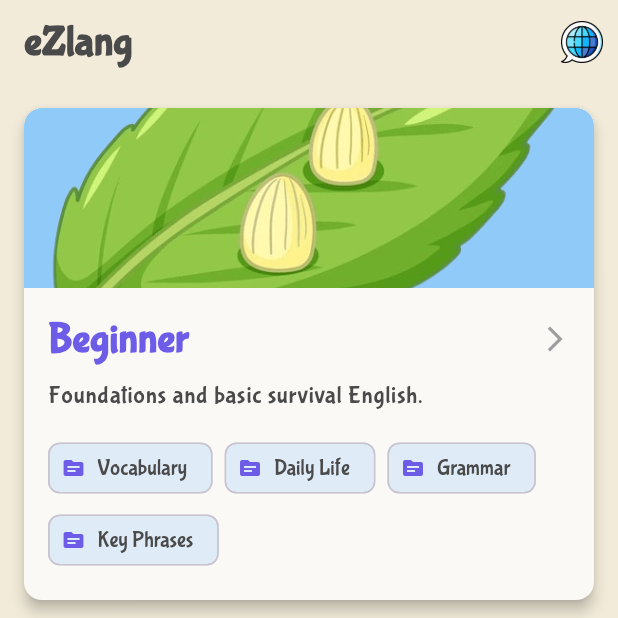
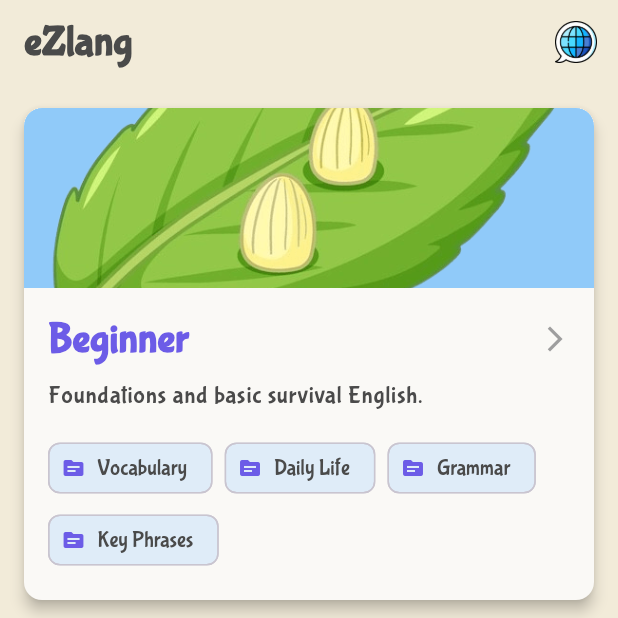
Before and after one commit to dakhaki/ezlang-flutter, a Flutter app: the screen it shows after launch, on a phone screen of 412 x 824 dp, the top half of it. Run offline on Flutter 3.47's test engine with Material 3 defaults, Android fonts, the phone set to English and light mode, and no system bars; our stand-ins replace audioplayers, cached_network_image, chewie, confetti, flutter_cache_manager, flutter_tts and 10 more; missing offline and left inert: gpt_markdown, syncfusion_flutter_pdfviewer; statements that could not run were skipped.

Commit message:
add margin right to setting icon home page

```diff
--- a/lib/presentation/home/view/home_page.dart
+++ b/lib/presentation/home/view/home_page.dart
@@ -47,6 +47,7 @@ class HomePage extends GetView<HomeViewModel> {
             icon: Image.asset('assets/images/logo_small.png', height: 28),
             onPressed: () => Get.toNamed(PageTo.profile),
           ),
+          SizedBox(width: 4),
         ],
       ),
       body: SafeArea(
```
